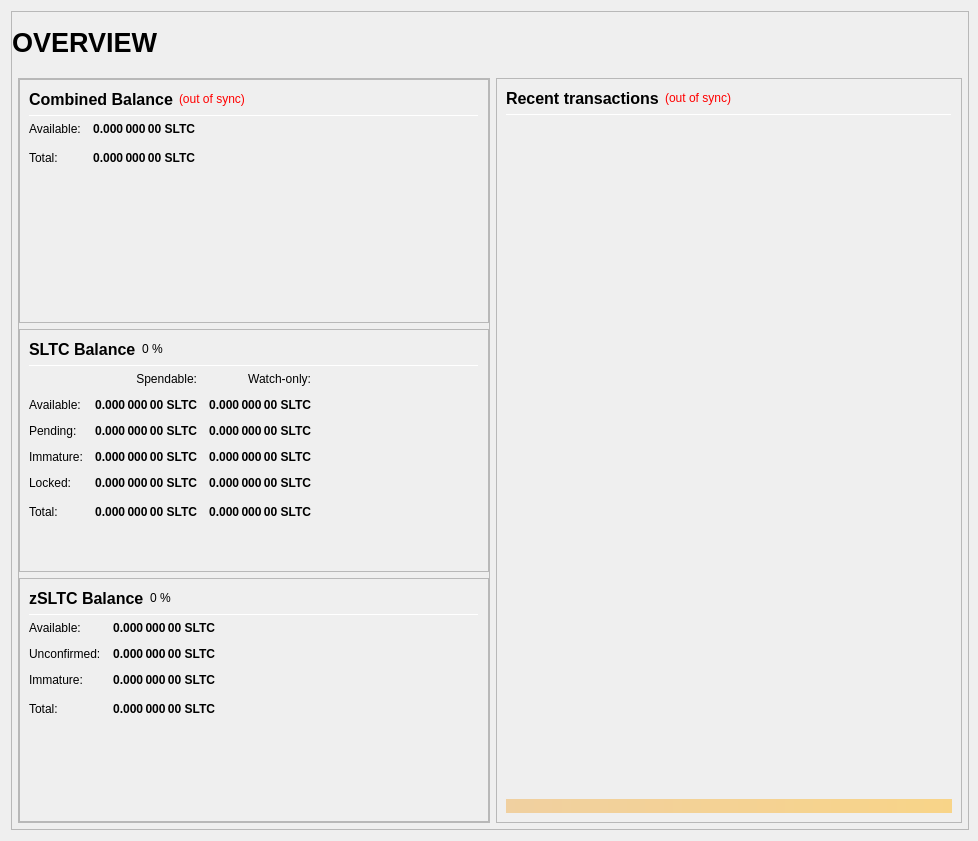
Qt form src/qt/forms/overviewpage.ui (ToranTeam/Toran) before a commit.
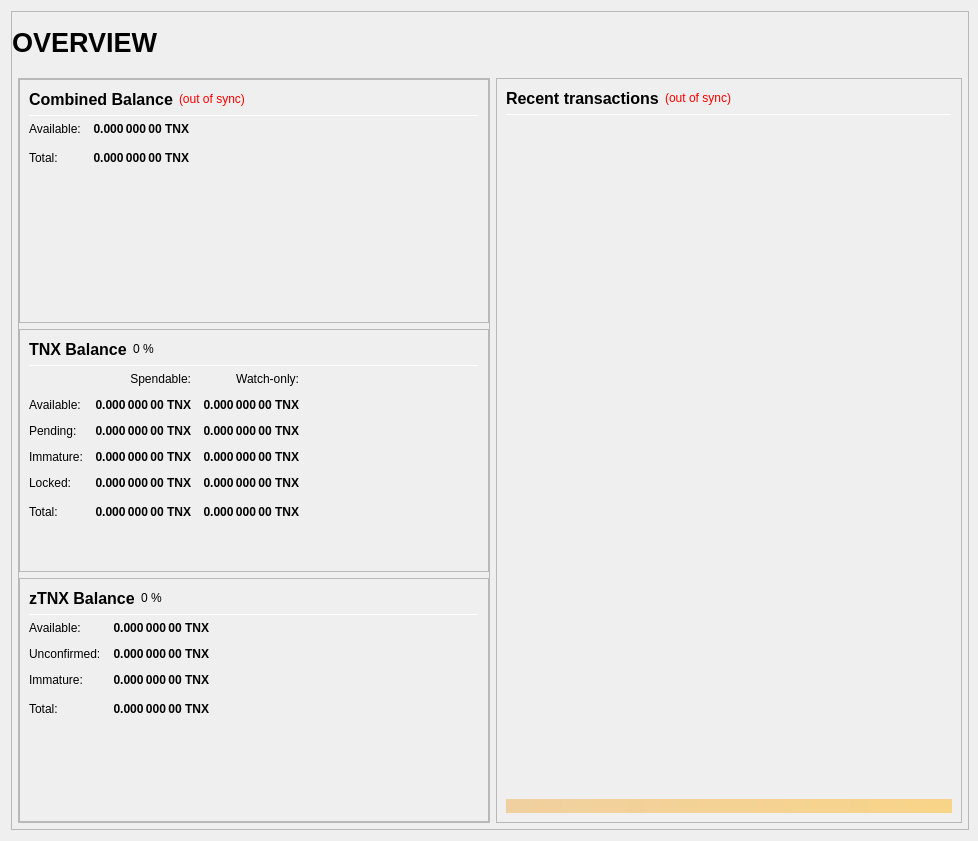
The same form after that commit.

Diff of the .ui file:
```diff
--- a/src/qt/forms/overviewpage.ui
+++ b/src/qt/forms/overviewpage.ui
@@ -333,7 +333,7 @@
                           <string>Your current spendable balance</string>
                          </property>
                          <property name="text">
-                          <string notr="true">0.000 000 00 SLTC</string>
+                          <string notr="true">0.000 000 00 TNX</string>
                          </property>
                          <property name="alignment">
                           <set>Qt::AlignRight|Qt::AlignTrailing|Qt::AlignVCenter</set>
@@ -365,7 +365,7 @@
                           <string>Total Balance, including all unavailable coins.</string>
                          </property>
                          <property name="text">
-                          <string notr="true">0.000 000 00 SLTC</string>
+                          <string notr="true">0.000 000 00 TNX</string>
                          </property>
                          <property name="alignment">
                           <set>Qt::AlignRight|Qt::AlignTrailing|Qt::AlignVCenter</set>
@@ -433,7 +433,7 @@
                           </font>
                          </property>
                          <property name="text">
-                          <string>SLTC Balance</string>
+                          <string>TNX Balance</string>
                          </property>
                         </widget>
                        </item>
@@ -525,7 +525,7 @@
                           <string>Your current spendable balance</string>
                          </property>
                          <property name="text">
-                          <string notr="true">0.000 000 00 SLTC</string>
+                          <string notr="true">0.000 000 00 TNX</string>
                          </property>
                          <property name="alignment">
                           <set>Qt::AlignRight|Qt::AlignTrailing|Qt::AlignVCenter</set>
@@ -550,7 +550,7 @@
                           <string>Your current balance in watch-only addresses</string>
                          </property>
                          <property name="text">
-                          <string notr="true">0.000 000 00 SLTC</string>
+                          <string notr="true">0.000 000 00 TNX</string>
                          </property>
                          <property name="alignment">
                           <set>Qt::AlignRight|Qt::AlignTrailing|Qt::AlignVCenter</set>
@@ -582,7 +582,7 @@
                           <string>Total of transactions that have yet to be confirmed, and do not yet count toward the spendable balance</string>
                          </property>
                          <property name="text">
-                          <string notr="true">0.000 000 00 SLTC</string>
+                          <string notr="true">0.000 000 00 TNX</string>
                          </property>
                          <property name="alignment">
                           <set>Qt::AlignRight|Qt::AlignTrailing|Qt::AlignVCenter</set>
@@ -607,7 +607,7 @@
                           <string>Unconfirmed transactions to watch-only addresses</string>
                          </property>
                          <property name="text">
-                          <string notr="true">0.000 000 00 SLTC</string>
+                          <string notr="true">0.000 000 00 TNX</string>
                          </property>
                          <property name="alignment">
                           <set>Qt::AlignRight|Qt::AlignTrailing|Qt::AlignVCenter</set>
@@ -639,7 +639,7 @@
                           <string>Staked or masternode rewards that has not yet matured</string>
                          </property>
                          <property name="text">
-                          <string notr="true">0.000 000 00 SLTC</string>
+                          <string notr="true">0.000 000 00 TNX</string>
                          </property>
                          <property name="alignment">
                           <set>Qt::AlignRight|Qt::AlignTrailing|Qt::AlignVCenter</set>
@@ -664,7 +664,7 @@
                           <string>Staked or masternode rewards in watch-only addresses that has not yet matured</string>
                          </property>
                          <property name="text">
-                          <string notr="true">0.000 000 00 SLTC</string>
+                          <string notr="true">0.000 000 00 TNX</string>
                          </property>
                          <property name="alignment">
                           <set>Qt::AlignRight|Qt::AlignTrailing|Qt::AlignVCenter</set>
@@ -699,7 +699,7 @@
                           <string>Locked SLTC or Masternode collaterals. These are excluded from zSLTC minting.</string>
                          </property>
                          <property name="text">
-                          <string notr="true">0.000 000 00 SLTC</string>
+                          <string notr="true">0.000 000 00 TNX</string>
                          </property>
                          <property name="alignment">
                           <set>Qt::AlignRight|Qt::AlignTrailing|Qt::AlignVCenter</set>
@@ -724,7 +724,7 @@
                           <string>Current locked balance in watch-only addresses</string>
                          </property>
                          <property name="text">
-                          <string notr="true">0.000 000 00 SLTC</string>
+                          <string notr="true">0.000 000 00 TNX</string>
                          </property>
                          <property name="alignment">
                           <set>Qt::AlignRight|Qt::AlignTrailing|Qt::AlignVCenter</set>
@@ -759,7 +759,7 @@
                           <string>Your current SLTC balance, unconfirmed and immature transactions included</string>
                          </property>
                          <property name="text">
-                          <string notr="true">0.000 000 00 SLTC</string>
+                          <string notr="true">0.000 000 00 TNX</string>
                          </property>
                          <property name="alignment">
                           <set>Qt::AlignRight|Qt::AlignTrailing|Qt::AlignVCenter</set>
@@ -784,7 +784,7 @@
                           <string>Current total balance in watch-only addresses</string>
                          </property>
                          <property name="text">
-                          <string notr="true">0.000 000 00 SLTC</string>
+                          <string notr="true">0.000 000 00 TNX</string>
                          </property>
                          <property name="alignment">
                           <set>Qt::AlignRight|Qt::AlignTrailing|Qt::AlignVCenter</set>
@@ -852,7 +852,7 @@
                           </font>
                          </property>
                          <property name="text">
-                          <string>zSLTC Balance</string>
+                          <string>zTNX Balance</string>
                          </property>
                         </widget>
                        </item>
@@ -926,7 +926,7 @@
 These zSLTC are spendable.</string>
                          </property>
                          <property name="text">
-                          <string notr="true">0.000 000 00 SLTC</string>
+                          <string notr="true">0.000 000 00 TNX</string>
                          </property>
                          <property name="alignment">
                           <set>Qt::AlignRight|Qt::AlignTrailing|Qt::AlignVCenter</set>
@@ -957,7 +957,7 @@
 Immature: confirmed, but less than 3 mints of the same denomination after it was minted</string>
                          </property>
                          <property name="text">
-                          <string notr="true">0.000 000 00 SLTC</string>
+                          <string notr="true">0.000 000 00 TNX</string>
                          </property>
                          <property name="alignment">
                           <set>Qt::AlignRight|Qt::AlignTrailing|Qt::AlignVCenter</set>
@@ -988,7 +988,7 @@
 Immature: confirmed, but less than 3 mints of the same denomination after it was minted</string>
                          </property>
                          <property name="text">
-                          <string notr="true">0.000 000 00 SLTC</string>
+                          <string notr="true">0.000 000 00 TNX</string>
                          </property>
                          <property name="alignment">
                           <set>Qt::AlignRight|Qt::AlignTrailing|Qt::AlignVCenter</set>
@@ -1020,7 +1020,7 @@
                           <string>Your current zSLTC balance, unconfirmed and immature zSLTC included.</string>
                          </property>
                          <property name="text">
-                          <string notr="true">0.000 000 00 SLTC</string>
+                          <string notr="true">0.000 000 00 TNX</string>
                          </property>
                          <property name="alignment">
                           <set>Qt::AlignRight|Qt::AlignTrailing|Qt::AlignVCenter</set>
```
Left out of the diff: 24 changed lines with no effect on the pictures.
